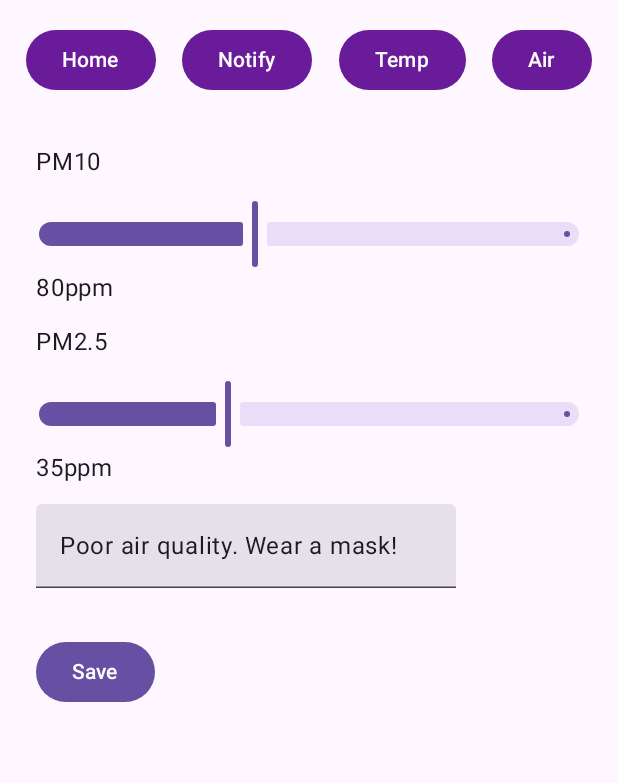
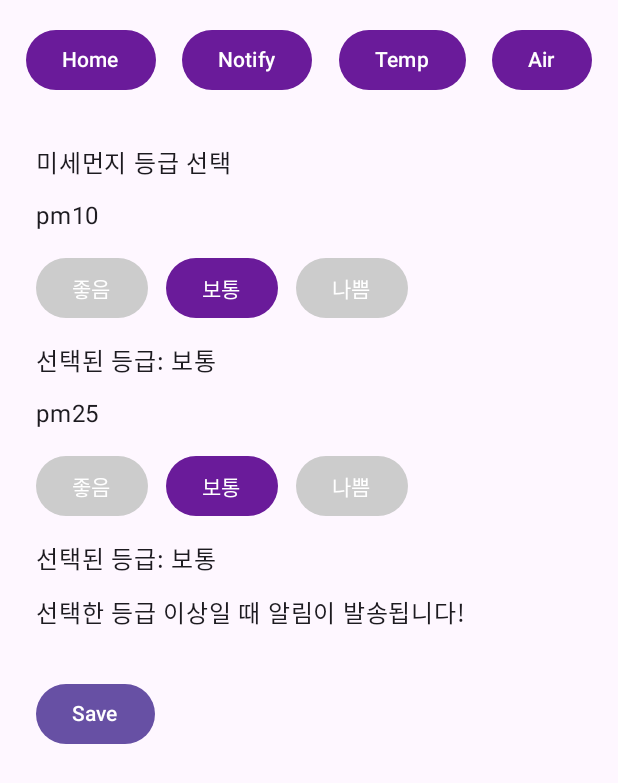
Before and after one commit to JaeYunChung/android-weather-notification-service, an Android app built with Jetpack Compose: the screen it shows after launch (MainActivity), after a tap on "Air", on a phone screen of 412 x 824 dp. Shown: the top 783 px of the screen. Run offline under Robolectric (Android 15) with nearby library versions, the phone set to English and light mode, and no system bars; our stand-ins replace livedata-compose; 1 other tap on this screen came first.

```diff
--- a/app/build.gradle.kts
+++ b/app/build.gradle.kts
@@ -27,6 +27,9 @@ android {
         sourceCompatibility = JavaVersion.VERSION_17
         targetCompatibility = JavaVersion.VERSION_17
     }
+    composeOptions {
+        kotlinCompilerExtensionVersion = "1.5.10" // 버전은 최신 Compose에 맞게
+    }
 
     kotlinOptions {
         jvmTarget = "17"
@@ -52,4 +55,16 @@ dependencies {
     implementation("androidx.compose.material3:material3:1.2.1")
     implementation("androidx.compose.ui:ui-tooling-preview:1.6.0")
     debugImplementation("androidx.compose.ui:ui-tooling:1.6.0")
+
+    // ViewModel + Compose 연동
+    implementation("androidx.lifecycle:lifecycle-viewmodel-compose:2.6.2")
+
+    // LiveData observeAsState
+    implementation("androidx.compose.runtime:runtime-livedata:1.5.1")
+
+    // Activity Compose
+    implementation("androidx.activity:activity-compose:1.7.2")
+
+    // Optional: 코틀린 코루틴
+    implementation("org.jetbrains.kotlinx:kotlinx-coroutines-android:1.7.3")
 }
--- a/app/src/main/java/com/example/weather_notification_service/TemperatureApiService.kt
+++ b/app/src/main/java/com/example/weather_notification_service/ApiService.kt
@@ -5,8 +5,8 @@ import retrofit2.Response
 import retrofit2.http.Body
 import retrofit2.http.POST
 
-interface TemperatureApiService {
+interface ApiService {
     @POST("/temp/setting/")
-    suspend fun saveSettings(@Body request: TemperatureSettingRequest): Response<Unit>
+    suspend fun saveTempSettings(@Body request: TemperatureSettingRequest): Response<Unit>
 
 }
--- a/app/src/main/java/com/example/weather_notification_service/HomeScreen.kt
+++ b/app/src/main/java/com/example/weather_notification_service/HomeScreen.kt
@@ -1,16 +1,28 @@
 package com.example.weather_notification_service
 
+import android.os.Build
+import androidx.annotation.RequiresApi
 import androidx.compose.foundation.Image
 import androidx.compose.foundation.layout.*
 import androidx.compose.material3.Text
 import androidx.compose.runtime.Composable
+import androidx.compose.runtime.LaunchedEffect
+import androidx.compose.runtime.getValue
+import androidx.compose.runtime.livedata.observeAsState
+import androidx.compose.runtime.mutableStateOf
+import androidx.compose.runtime.remember
+import androidx.compose.runtime.setValue
 import androidx.compose.ui.Alignment
 import androidx.compose.ui.Modifier
 import androidx.compose.ui.res.painterResource
 import androidx.compose.ui.text.font.FontWeight
 import androidx.compose.ui.unit.dp
 import androidx.compose.ui.unit.sp
+import androidx.lifecycle.viewmodel.compose.viewModel
+import org.json.JSONObject
+import java.util.Date
 
+@RequiresApi(Build.VERSION_CODES.O)
 @Composable
 fun HomeScreen() {
     Column(
@@ -24,16 +36,29 @@ fun HomeScreen() {
     }
 }
 
+@RequiresApi(Build.VERSION_CODES.O)
 @Composable
 fun HomeWeatherInfo() {
+
+    val currentTime = remember { mutableStateOf(java.time.LocalDateTime.now()) }
+    val date = currentTime.value.toLocalDate().toString()
+    val time = currentTime.value.toLocalTime().withSecond(0).withNano(0).toString()
+    val viewModel: WeatherViewModel = viewModel()
+
+    LaunchedEffect(Unit) {
+        WebSocketClient.connect(viewModel)
+    }
+    val weatherInfoState = viewModel.messageLive.observeAsState()
+    val weatherInfo = weatherInfoState.value
+
     Column(horizontalAlignment = Alignment.CenterHorizontally) {
-        Text("May 24, 2024", fontSize = 20.sp)
-        Text("7:30 AM", fontSize = 18.sp)
+        Text(date, fontSize = 20.sp)
+        Text(time, fontSize = 18.sp)
         Spacer(modifier = Modifier.height(8.dp))
-        Text("🌧", fontSize = 42.sp)
-        Text("Rain", fontSize = 28.sp, fontWeight = FontWeight.Bold)
+        Text("${weatherInfo?.getString("image")}", fontSize = 42.sp)
+        Text("${weatherInfo?.getString("weather")}", fontSize = 28.sp, fontWeight = FontWeight.Bold)
         Spacer(modifier = Modifier.height(8.dp))
-        Text("Rain expected today, take an umbrella!", fontSize = 16.sp)
+        Text("${weatherInfo?.getString("message")}", fontSize = 16.sp)
         Spacer(modifier = Modifier.height(16.dp))
         Text("Alert ON", fontSize = 14.sp, fontWeight = FontWeight.SemiBold)
         Text("Air Quality Alert: ON", fontSize = 14.sp, fontWeight = FontWeight.SemiBold)
--- a/app/src/main/java/com/example/weather_notification_service/MainActivity.kt
+++ b/app/src/main/java/com/example/weather_notification_service/MainActivity.kt
@@ -1,8 +1,10 @@
 package com.example.weather_notification_service
 
+import android.os.Build
 import android.os.Bundle
 import androidx.activity.ComponentActivity
 import androidx.activity.compose.setContent
+import androidx.annotation.RequiresApi
 import androidx.compose.foundation.layout.fillMaxSize
 import androidx.compose.material3.*
 import androidx.compose.runtime.Composable
@@ -11,6 +13,7 @@ import androidx.compose.ui.graphics.Color
 import androidx.compose.ui.unit.dp
 
 class MainActivity : ComponentActivity() {
+    @RequiresApi(Build.VERSION_CODES.O)
     override fun onCreate(savedInstanceState: Bundle?) {
         super.onCreate(savedInstanceState)
         setContent {
--- a/app/src/main/java/com/example/weather_notification_service/RetrofitClient.kt
+++ b/app/src/main/java/com/example/weather_notification_service/RetrofitClient.kt
@@ -8,6 +8,6 @@ object RetrofitClient {
         .baseUrl("http://10.0.2.2:8080/")
         .addConverterFactory(GsonConverterFactory.create())
         .build()
-    val apiService: TemperatureApiService = retrofit.create(TemperatureApiService::class.java)
+    val apiService: ApiService = retrofit.create(ApiService::class.java)
 
 }
--- a/app/src/main/java/com/example/weather_notification_service/SettingScreens.kt
+++ b/app/src/main/java/com/example/weather_notification_service/SettingScreens.kt
@@ -4,6 +4,7 @@ import android.util.Log
 import android.widget.Toast
 import androidx.compose.foundation.layout.*
 import androidx.compose.material3.Button
+import androidx.compose.material3.ButtonDefaults
 import androidx.compose.material3.Slider
 import androidx.compose.material3.Switch
 import androidx.compose.material3.Text
@@ -11,6 +12,7 @@ import androidx.compose.material3.TextField
 import androidx.compose.runtime.*
 import androidx.compose.ui.Alignment
 import androidx.compose.ui.Modifier
+import androidx.compose.ui.graphics.Color
 import androidx.compose.ui.platform.LocalContext
 import androidx.compose.ui.unit.dp
 import androidx.compose.ui.text.input.TextFieldValue
@@ -57,12 +59,12 @@ fun TemperatureSettingsScreen() {
         Text("Alert if below")
         Column {
             Slider(value = minTemp, onValueChange = { minTemp = it }, valueRange = -10f..20f)
-            Text(text = "${minTemp}°C")
+            Text(text = "${minTemp.toInt()}°C")
         }
         Text("Alert if above")
         Column {
             Slider(value = maxTemp, onValueChange = { maxTemp = it }, valueRange = 25f..45f)
-            Text(text = "${maxTemp}°C")
+            Text(text = "${maxTemp.toInt()}°C")
         }
         Spacer(modifier = Modifier.height(8.dp))
         Button(onClick = {
@@ -70,7 +72,7 @@ fun TemperatureSettingsScreen() {
                 try {
                     val request = TemperatureSettingRequest(memberId, minTemp, maxTemp)
                     Log.d("DEBUG", "request: $request")
-                    val response = RetrofitClient.apiService.saveSettings(request)
+                    val response = RetrofitClient.apiService.saveTempSettings(request)
                     Log.d("DEBUG", "Response: $response")
                     if (response.isSuccessful) {
                         Toast.makeText(context, "Settings saved", Toast.LENGTH_SHORT).show()
@@ -87,22 +89,40 @@ fun TemperatureSettingsScreen() {
 
 @Composable
 fun AirQualitySettingsScreen() {
-    var pm10 by remember { mutableStateOf(80f) }
-    var pm25 by remember { mutableStateOf(35f) }
-    var message by remember { mutableStateOf(TextFieldValue("Poor air quality. Wear a mask!")) }
-
     Column(modifier = Modifier.fillMaxSize().padding(24.dp), verticalArrangement = Arrangement.spacedBy(12.dp)) {
-        Text("PM10")
-        Column {
-            Slider(value = pm10, onValueChange = { pm10 = it }, valueRange = 0f..200f)
-            Text(text = "${pm10.toInt()}ppm")
+        Text("미세먼지 등급 선택")
+        val options = listOf("좋음", "보통", "나쁨")
+        var selectedQualityPM10 by remember { mutableStateOf("보통") }
+        Text("pm10 ")
+        Row(horizontalArrangement = Arrangement.spacedBy(12.dp)) {
+            options.forEach { level ->
+                Button(
+                    onClick = { selectedQualityPM10 = level },
+                    colors = ButtonDefaults.buttonColors(
+                        containerColor = if (selectedQualityPM10 == level) Color(0xFF6A1B9A) else Color.LightGray
+                    )
+                ) {
+                    Text(level, color = Color.White)
+                }
+            }
         }
-        Text("PM2.5")
-        Column {
-            Slider(value = pm25, onValueChange = { pm25 = it }, valueRange = 0f..100f)
-            Text(text = "${pm25.toInt()}ppm")
+        Text("선택된 등급: ${selectedQualityPM10}")
+        var selectedQualityPM25 by remember { mutableStateOf("보통") }
+        Text("pm25 ")
+        Row(horizontalArrangement = Arrangement.spacedBy(12.dp)) {
+            options.forEach { level ->
+                Button(
+                    onClick = { selectedQualityPM25 = level },
+                    colors = ButtonDefaults.buttonColors(
+                        containerColor = if (selectedQualityPM25 == level) Color(0xFF6A1B9A) else Color.LightGray
+                    )
+                ) {
+                    Text(level, color = Color.White)
+                }
+            }
         }
-        TextField(value = message.text, onValueChange = { message = TextFieldValue(it) })
+        Text("선택된 등급: ${selectedQualityPM25}")
+        Text("선택한 등급 이상일 때 알림이 발송됩니다!")
         Spacer(modifier = Modifier.height(8.dp))
         Button(onClick = {}) { Text("Save") }
     }
--- a/app/src/main/java/com/example/weather_notification_service/WeatherAlarmApp.kt
+++ b/app/src/main/java/com/example/weather_notification_service/WeatherAlarmApp.kt
@@ -1,5 +1,7 @@
 package com.example.weather_notification_service
 
+import android.os.Build
+import androidx.annotation.RequiresApi
 import androidx.compose.foundation.layout.*
 import androidx.compose.foundation.shape.CircleShape
 import androidx.compose.material3.*
@@ -10,6 +12,7 @@ import androidx.compose.ui.graphics.Color
 import androidx.compose.ui.unit.dp
 import androidx.compose.ui.unit.sp
 
+@RequiresApi(Build.VERSION_CODES.O)
 @Composable
 fun WeatherAlarmApp() {
     var screen by remember { mutableStateOf(0) }
--- /dev/null
+++ b/app/src/main/java/com/example/weather_notification_service/WeatherViewModel.kt
@@ -0,0 +1,9 @@
+package com.example.weather_notification_service
+
+import androidx.lifecycle.MutableLiveData
+import androidx.lifecycle.ViewModel
+import org.json.JSONObject
+
+class WeatherViewModel:ViewModel() {
+    val messageLive = MutableLiveData<JSONObject>()
+}
--- /dev/null
+++ b/app/src/main/java/com/example/weather_notification_service/WebSocketClient.kt
@@ -0,0 +1,54 @@
+package com.example.weather_notification_service
+
+import android.os.Handler
+import android.os.Looper
+import android.util.Log
+import androidx.lifecycle.ViewModelProvider
+import okhttp3.OkHttpClient
+import okhttp3.Request
+import okhttp3.Response
+import okhttp3.WebSocket
+import okhttp3.WebSocketListener
+import org.json.JSONObject
+
+object WebSocketClient {
+    private  lateinit var webSocket: WebSocket
+
+    fun connect(viewModel: WeatherViewModel){
+        val client = OkHttpClient()
+        val request = Request.Builder()
+            .url("ws://10.0.2.2:8080/")
+            .build()
+        webSocket = client.newWebSocket(request, object : WebSocketListener() {
+
+
+            override fun onOpen(ws: WebSocket, response: Response) {
+                Log.d("WS", "Connected")
+            }
+
+            override fun onMessage(webSocket: WebSocket, text:String) {
+                super.onMessage(webSocket, text)
+                val weatherInfo = JSONObject(text)
+                viewModel.messageLive.postValue(weatherInfo)
+            }
+
+            override fun onFailure(ws: WebSocket, t: Throwable, response: Response?) {
+                Log.e("WS", "Failure: ${t.message}")
+                reconnect(viewModel)
+            }
+
+            override fun onClosing(ws: WebSocket, code: Int, reason: String) {
+                Log.d("WS", "Closing: $reason")
+                ws.close(1000, null)
+            }
+        })
+    }
+
+    private fun reconnect(viewModel: WeatherViewModel) {
+        Handler(Looper.getMainLooper()).postDelayed({
+            Log.d("WebSocket", "Reconnecting to server...")
+            connect(viewModel)
+        }, 3000)
+    }
+
+}
```
Also changed, not shown: 1 other file.
